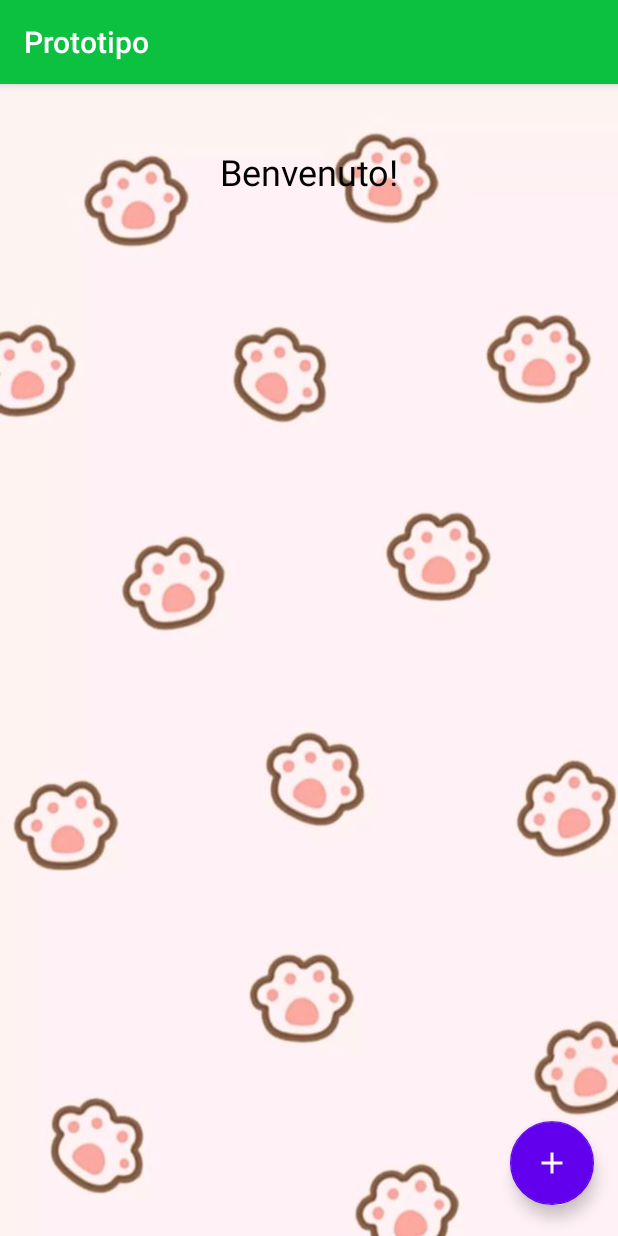
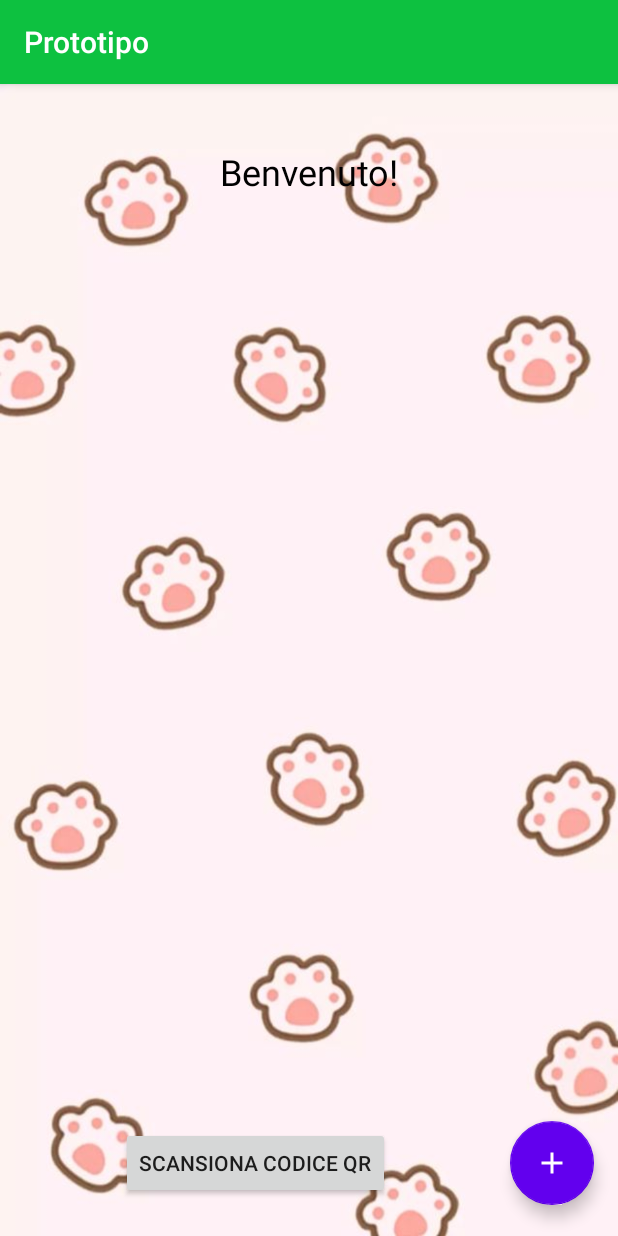
Before and after one commit to lsadm/progetti-2019-cat-feeder, an Android app: the screen it shows after launch (MainActivity), on a phone screen of 412 x 824 dp. Run offline under Robolectric (Android 15) with nearby library versions, the phone set to English and light mode, and no system bars; our stand-ins replace Firebase (no records; nobody signed in at launch, a user with empty details on screens opened directly).

Commit message:
Aggiunto il lettore di QRcode fissato l'orientamento verticale androidManifest

```diff
--- a/app/build.gradle
+++ b/app/build.gradle
@@ -8,6 +8,9 @@ apply plugin: 'com.google.gms.google-services'
 
 androidExtensions {
     experimental = true
+}
+repositories {
+    jcenter()
 }
 
 android {
@@ -46,7 +49,7 @@ dependencies {
 
     implementation 'com.android.support:recyclerview-v7:28.0.0'
 
-
+    implementation 'com.journeyapps:zxing-android-embedded:3.6.0'
 
     implementation 'com.github.bumptech.glide:glide:4.9.0'
     kapt 'com.github.bumptech.glide:compiler:4.9.0'
--- a/app/src/main/AndroidManifest.xml
+++ b/app/src/main/AndroidManifest.xml
@@ -1,5 +1,5 @@
 <?xml version="1.0" encoding="utf-8"?>
-<manifest xmlns:android="http://schemas.android.com/apk/res/android"
+<manifest xmlns:android="http://schemas.android.com/apk/res/android" xmlns:tools="http://schemas.android.com/tools"
           package="com.greenjackets.prototipo">
 
     <uses-permission android:name="android.permission.INTERNET" />
@@ -13,7 +13,9 @@
             android:roundIcon="@mipmap/ic_launcher_round"
             android:supportsRtl="true"
             android:theme="@style/AppTheme">
-        <activity android:name=".MainActivity">
+        <activity android:name=".MainActivity"
+                  android:screenOrientation="portrait"
+                  tools:replace="screenOrientation">
 
 
             <intent-filter>
--- a/app/src/main/java/com/greenjackets/prototipo/HomeFragment.kt
+++ b/app/src/main/java/com/greenjackets/prototipo/HomeFragment.kt
@@ -4,7 +4,7 @@ package com.greenjackets.prototipo
 
 import android.os.Bundle
 import android.support.v4.app.Fragment
-
+import android.support.v7.widget.DividerItemDecoration
 import android.support.v7.widget.LinearLayoutManager
 import android.util.Log
 import android.view.LayoutInflater
@@ -97,13 +97,15 @@ class HomeFragment : Fragment() {
 
 
 
-
         btn_add.setOnClickListener {
                     // passaggio da home a aggiungi
             Navigation.findNavController(it).navigate(R.id.action_homeFragment_to_addFragment)
 
         }
 
+        btn_chiama_qr.setOnClickListener {
+            Navigation.findNavController(it).navigate(R.id.action_homeFragment_to_QRcodeFragment)
+        }
 
 
 
--- a/app/src/main/res/layout/fragment_home.xml
+++ b/app/src/main/res/layout/fragment_home.xml
@@ -39,4 +39,11 @@
             android:textSize="24sp" android:textColor="@android:color/black" android:layout_marginBottom="8dp"
             app:layout_constraintBottom_toTopOf="@+id/lista_animali"
             android:foregroundGravity="center_horizontal" android:gravity="center"/>
+    <Button
+            android:text="Scansiona codice QR"
+            android:layout_width="wrap_content"
+            android:layout_height="wrap_content"
+            android:id="@+id/btn_chiama_qr" app:layout_constraintEnd_toStartOf="@+id/btn_add" android:layout_marginEnd="8dp"
+            app:layout_constraintStart_toStartOf="parent" android:layout_marginStart="8dp"
+            app:layout_constraintTop_toTopOf="@+id/btn_add" app:layout_constraintBottom_toBottomOf="@+id/btn_add"/>
 </android.support.constraint.ConstraintLayout>
--- a/app/src/main/res/navigation/navgraph.xml
+++ b/app/src/main/res/navigation/navgraph.xml
@@ -8,6 +8,7 @@
               android:label="fragment_home" tools:layout="@layout/fragment_home">
         <action android:id="@+id/action_homeFragment_to_animal_fragment" app:destination="@id/animal_fragment"/>
         <action android:id="@+id/action_homeFragment_to_addFragment" app:destination="@id/addFragment"/>
+        <action android:id="@+id/action_homeFragment_to_QRcodeFragment" app:destination="@id/QRcodeFragment"/>
     </fragment>
     <fragment android:id="@+id/animal_fragment" android:name="com.greenjackets.prototipo.animal_fragment"
               android:label="animal_fragment" tools:layout="@layout/fragment_animal_fragment">
@@ -22,6 +23,8 @@
               android:label="fragment_food" tools:layout="@layout/fragment_food"/>
     <fragment android:id="@+id/animal_dettagli" android:name="com.greenjackets.prototipo.animal_dettagli"
               android:label="fragment_animal_dettagli" tools:layout="@layout/fragment_animal_dettagli"/>
+    <fragment android:id="@+id/QRcodeFragment" android:name="com.greenjackets.prototipo.QRcodeFragment"
+              android:label="fragment_qrcode" tools:layout="@layout/fragment_qrcode"/>
 
 
 </navigation>
```
Also changed, not shown: app/src/main/java/com/greenjackets/prototipo/QRcodeFragment.kt (added, +58 -0 lines), app/src/main/res/layout/fragment_qrcode.xml (added, +16 -0 lines).
